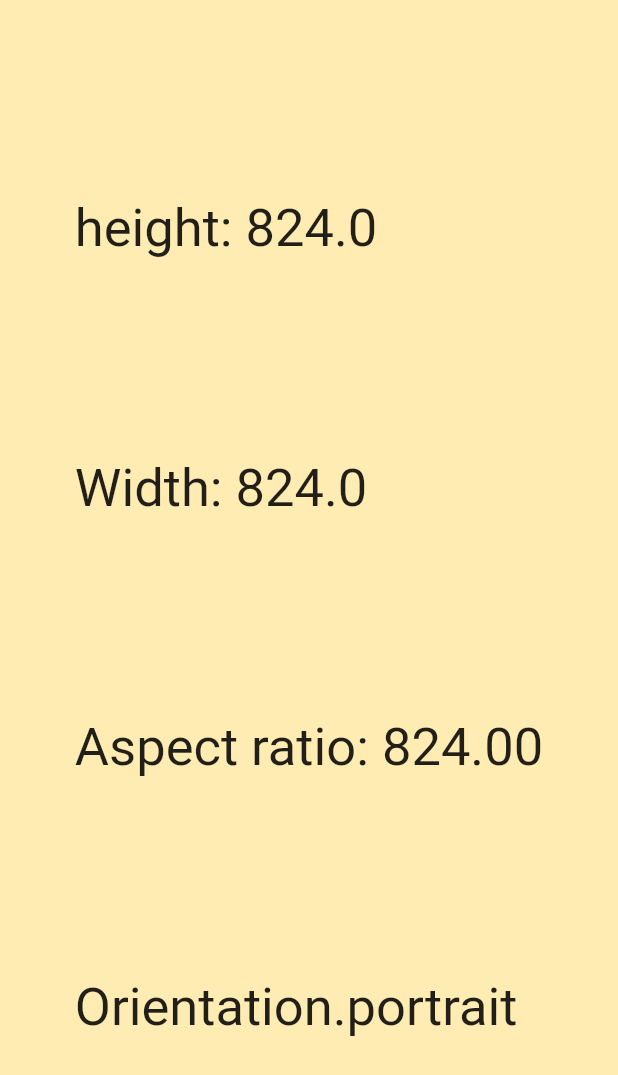
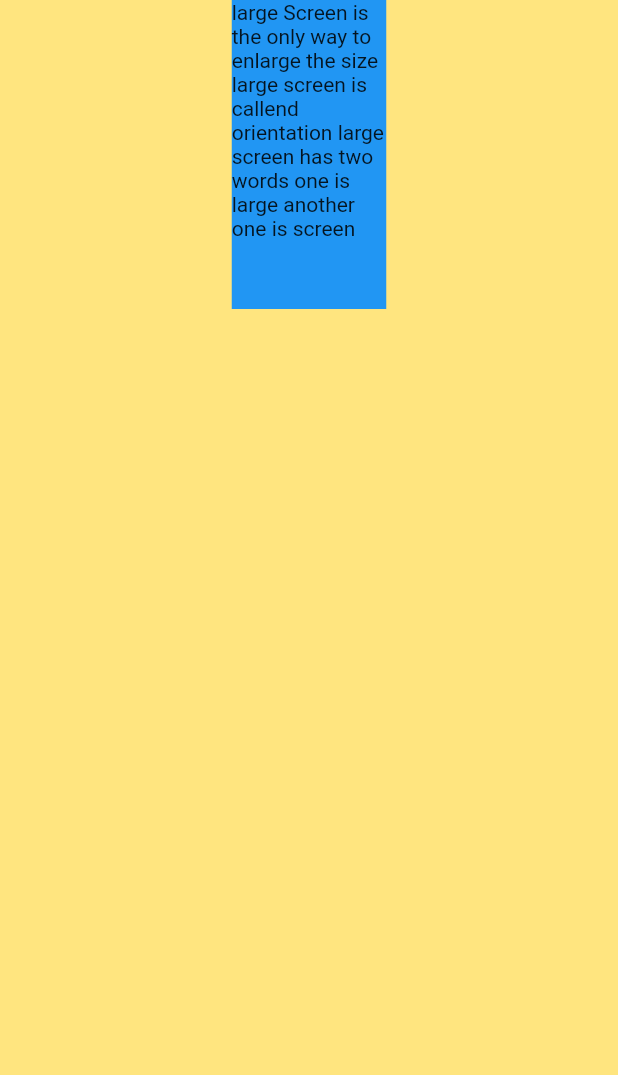
Before and after one commit to malavikaac/Flutter_MediaQuery, a Flutter app: the screen it shows after launch, on a phone screen of 412 x 824 dp. Shown: the top 1075 px of the screen. Run offline on Flutter 3.47's test engine with Material 2 defaults, Android fonts, the phone set to English and light mode, and no system bars.

Commit message:
orientation

```diff
--- a/lib/main.dart
+++ b/lib/main.dart
@@ -12,10 +12,7 @@ class MyApp extends StatelessWidget {
     return MaterialApp(
       debugShowCheckedModeBanner: false,
       home: HomePage(),
-      theme: ThemeData(
-        textTheme: TextTheme(
-          bodyText2: TextStyle(
-            fontSize: 35))),
+
     );
   }
 }
--- a/lib/pages/home.dart
+++ b/lib/pages/home.dart
@@ -1,24 +1,53 @@
 import 'package:flutter/material.dart';
 
+class HomePage extends StatelessWidget {
+  HomePage({super.key});
 
-class HomePage  extends StatelessWidget {
-  const HomePage ({super.key});
-
+  var orientation, size, height, width;
   @override
   Widget build(BuildContext context) {
+    // getting the orientation of the app
+    orientation = MediaQuery.of(context).orientation;
+
+    //size of the window
+    size = MediaQuery.of(context).size;
+    height = size.height;
+    width = size.width;
+
     return Scaffold(
-      backgroundColor: Colors.amber[100],
-      body: Center(
-        child: Column(
-          crossAxisAlignment: CrossAxisAlignment.start,
-          mainAxisAlignment: MainAxisAlignment.spaceEvenly,
-          children: [
-            Text('height: ' + MediaQuery.of(context).size.height.toString()),
-             Text('Width: ' + MediaQuery.of(context).size.height.toString()),
-              Text('Aspect ratio: ' + MediaQuery.of(context).size.height.toStringAsFixed(2)),
-              Text(MediaQuery.of(context).orientation.toString()),
-          ],
-        ),),
+      backgroundColor: Colors.amberAccent[100],
+      // checking the orientation
+      body: orientation == Orientation.portrait
+          ? Row(
+            mainAxisSize: MainAxisSize.max,
+            mainAxisAlignment: MainAxisAlignment.center,
+            crossAxisAlignment: CrossAxisAlignment.center,
+            children: [
+              Container(
+                  color: Colors.blue,
+                  height: height / 4,
+                  width: width / 4,
+                  child: Text(
+                      "large Screen is the only way to enlarge the size large screen is callend orientation large screen has two words one is large another one is screen"),
+                ),
+            ],
+          )
+          : Column(
+               mainAxisSize: MainAxisSize.max,
+            mainAxisAlignment: MainAxisAlignment.center,
+            crossAxisAlignment: CrossAxisAlignment.center,
+            children: [
+              Container(
+                  height: height / 3,
+                  width: width / 3,
+                  color: Colors.red,
+
+                  child: Text(
+
+                      "large Screen is the only way to enlarge the size large screen is callend orientation large screen ",style: TextStyle(backgroundColor: Colors.blueAccent),),
+                ),
+            ],
+          ),
     );
   }
 }
```
